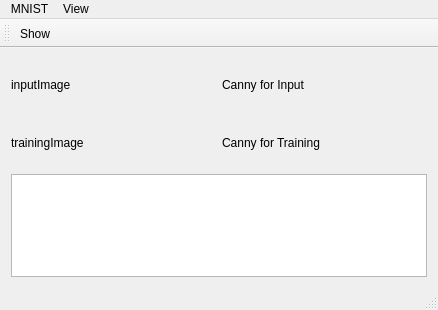
Above: mainwindow.ui from heartnheart/ShapeContextDemo before the change. Below: the same form after it.
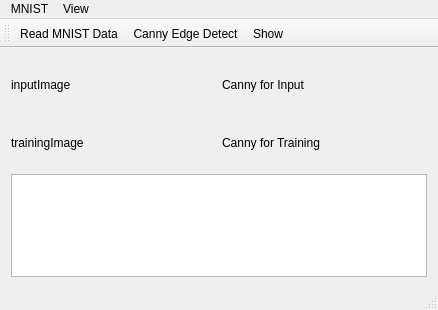
That is the form after the change.

```diff
--- a/mainwindow.ui
+++ b/mainwindow.ui
@@ -123,6 +123,8 @@
    <attribute name="toolBarBreak">
     <bool>false</bool>
    </attribute>
+   <addaction name="actionRead_MNIST_Data"/>
+   <addaction name="actionCanny_Edge_Detect"/>
    <addaction name="actionShow"/>
   </widget>
   <widget class="QStatusBar" name="statusBar"/>
@@ -144,6 +146,11 @@
     <string>Show</string>
    </property>
   </action>
+  <action name="actionRead_MNIST_Data">
+   <property name="text">
+    <string>Read MNIST Data</string>
+   </property>
+  </action>
  </widget>
  <layoutdefault spacing="6" margin="11"/>
  <resources/>
```
Left out of the diff: 10 changed lines with no effect on the pictures.
